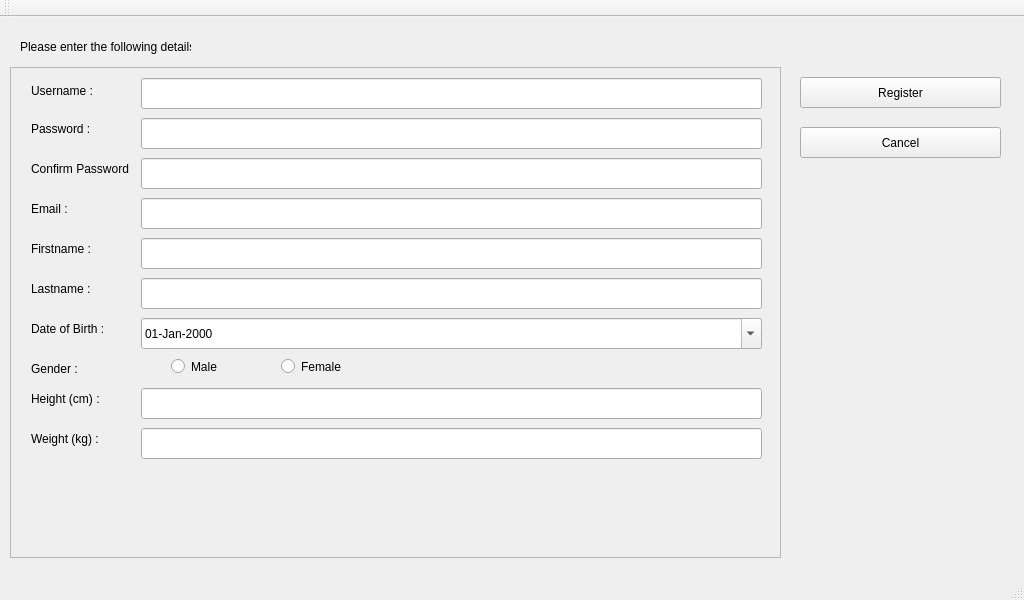
Qt form GUI_Qt/SmartScale/userRegister.ui (twschung/IoT-Smart-Scale) before a commit.
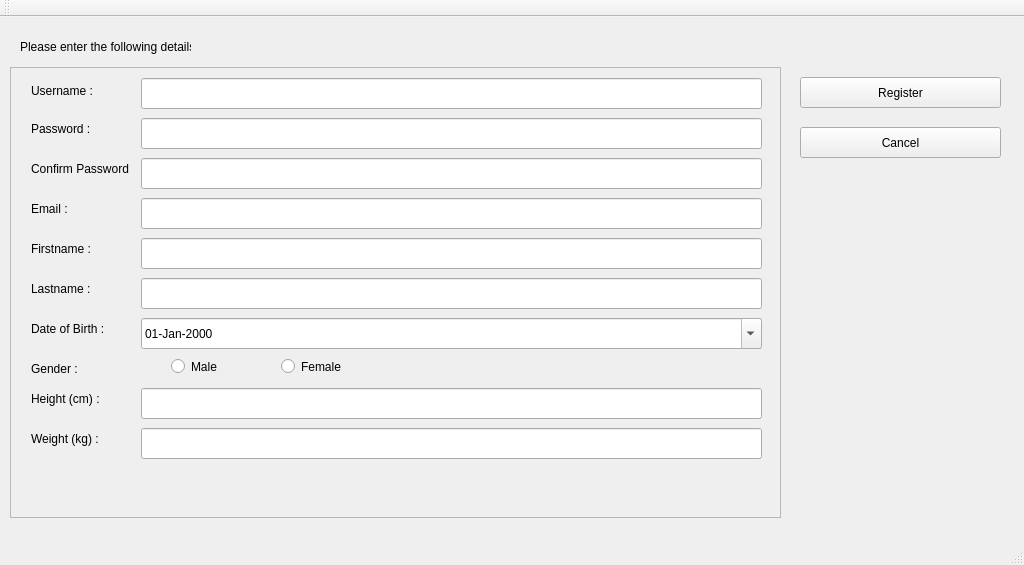
The same form after that commit.

Diff of the .ui file:
```diff
--- a/GUI_Qt/SmartScale/userRegister.ui
+++ b/GUI_Qt/SmartScale/userRegister.ui
@@ -7,7 +7,7 @@
     <x>0</x>
     <y>0</y>
     <width>1024</width>
-    <height>600</height>
+    <height>565</height>
    </rect>
   </property>
   <property name="windowTitle">
@@ -59,7 +59,7 @@
       <x>10</x>
       <y>50</y>
       <width>771</width>
-      <height>491</height>
+      <height>451</height>
      </rect>
     </property>
     <property name="widgetResizable">
@@ -71,7 +71,7 @@
        <x>0</x>
        <y>0</y>
        <width>769</width>
-       <height>489</height>
+       <height>449</height>
       </rect>
      </property>
      <widget class="QLabel" name="lblConfirmPassword">
```
